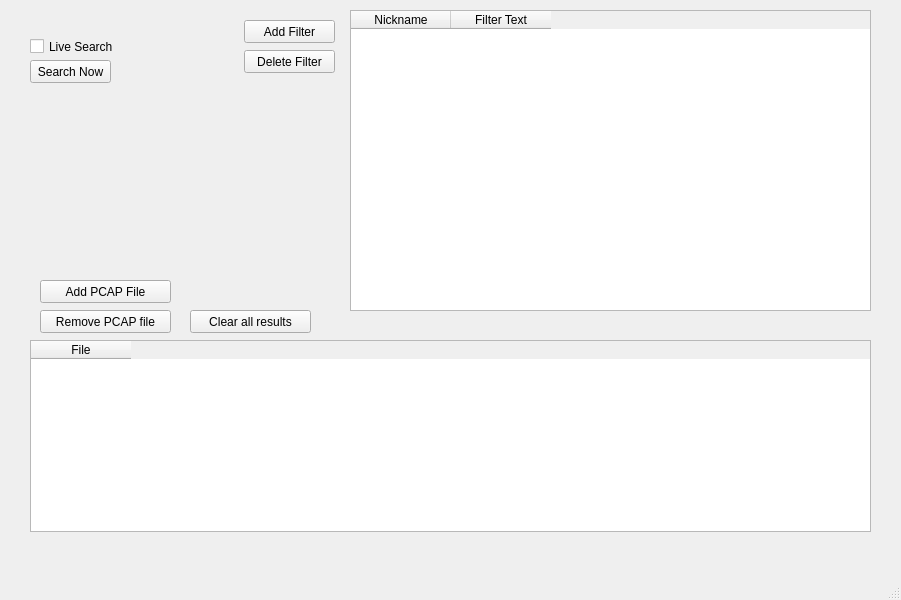
First picture: the form in Source/mainwindow.ui, repository sbrown7792/MultiPCAPSearch, before the edit.
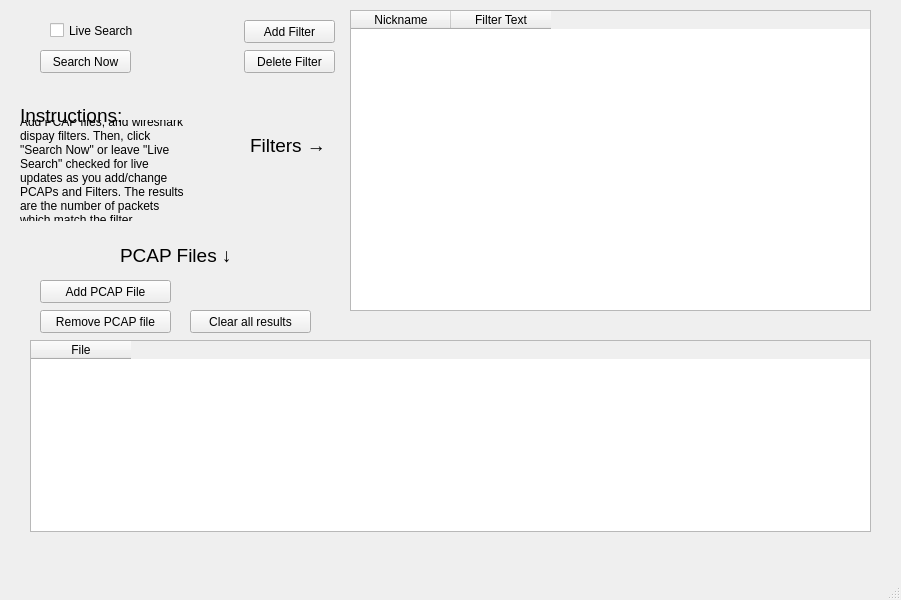
Second picture: the form after the edit.

Patch:
```diff
--- a/Source/mainwindow.ui
+++ b/Source/mainwindow.ui
@@ -122,9 +122,9 @@
    <widget class="QPushButton" name="searchNow">
     <property name="geometry">
      <rect>
-      <x>30</x>
-      <y>60</y>
-      <width>81</width>
+      <x>40</x>
+      <y>50</y>
+      <width>91</width>
       <height>23</height>
      </rect>
     </property>
@@ -135,8 +135,8 @@
    <widget class="QCheckBox" name="liveSearch">
     <property name="geometry">
      <rect>
-      <x>30</x>
-      <y>36</y>
+      <x>50</x>
+      <y>20</y>
       <width>91</width>
       <height>21</height>
      </rect>
@@ -158,6 +158,78 @@
      <string>Clear all results</string>
     </property>
    </widget>
+   <widget class="QLabel" name="label">
+    <property name="geometry">
+     <rect>
+      <x>250</x>
+      <y>130</y>
+      <width>101</width>
+      <height>31</height>
+     </rect>
+    </property>
+    <property name="font">
+     <font>
+      <pointsize>14</pointsize>
+      <weight>50</weight>
+      <bold>false</bold>
+     </font>
+    </property>
+    <property name="text">
+     <string>Filters →</string>
+    </property>
+   </widget>
+   <widget class="QLabel" name="label_2">
+    <property name="geometry">
+     <rect>
+      <x>120</x>
+      <y>240</y>
+      <width>131</width>
+      <height>31</height>
+     </rect>
+    </property>
+    <property name="font">
+     <font>
+      <pointsize>14</pointsize>
+     </font>
+    </property>
+    <property name="text">
+     <string>PCAP Files ↓</string>
+    </property>
+   </widget>
+   <widget class="QLabel" name="label_3">
+    <property name="geometry">
+     <rect>
+      <x>20</x>
+      <y>120</y>
+      <width>171</width>
+      <height>101</height>
+     </rect>
+    </property>
+    <property name="text">
+     <string>Add PCAP files, and wireshark dispay filters. Then, click &quot;Search Now&quot; or leave &quot;Live Search&quot; checked for live updates as you add/change PCAPs and Filters. The results are the number of packets which match the filter.</string>
+    </property>
+    <property name="wordWrap">
+     <bool>true</bool>
+    </property>
+   </widget>
+   <widget class="QLabel" name="label_4">
+    <property name="geometry">
+     <rect>
+      <x>20</x>
+      <y>100</y>
+      <width>121</width>
+      <height>31</height>
+     </rect>
+    </property>
+    <property name="font">
+     <font>
+      <pointsize>14</pointsize>
+     </font>
+    </property>
+    <property name="text">
+     <string>Instructions:</string>
+    </property>
+   </widget>
   </widget>
   <widget class="QMenuBar" name="menubar">
    <property name="geometry">
```
Left out of the diff: 2 changed lines with no effect on the pictures.
